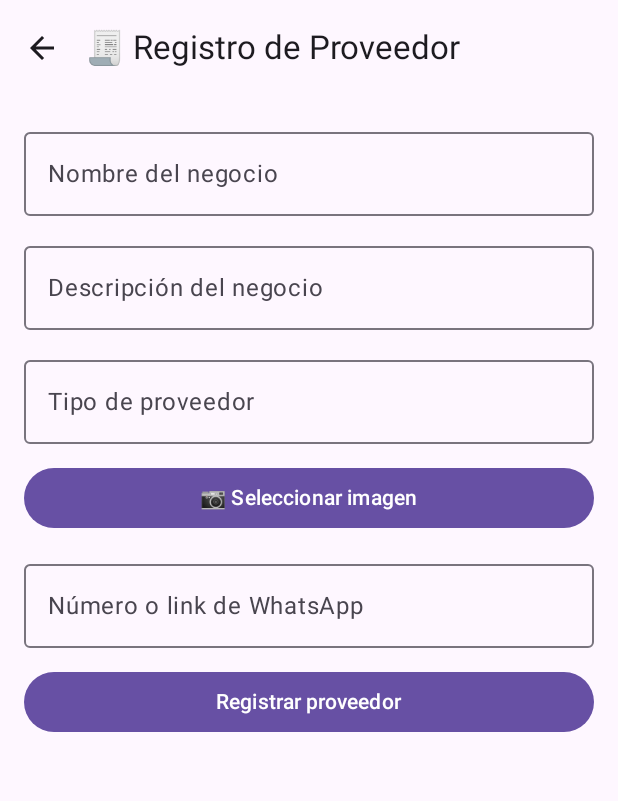
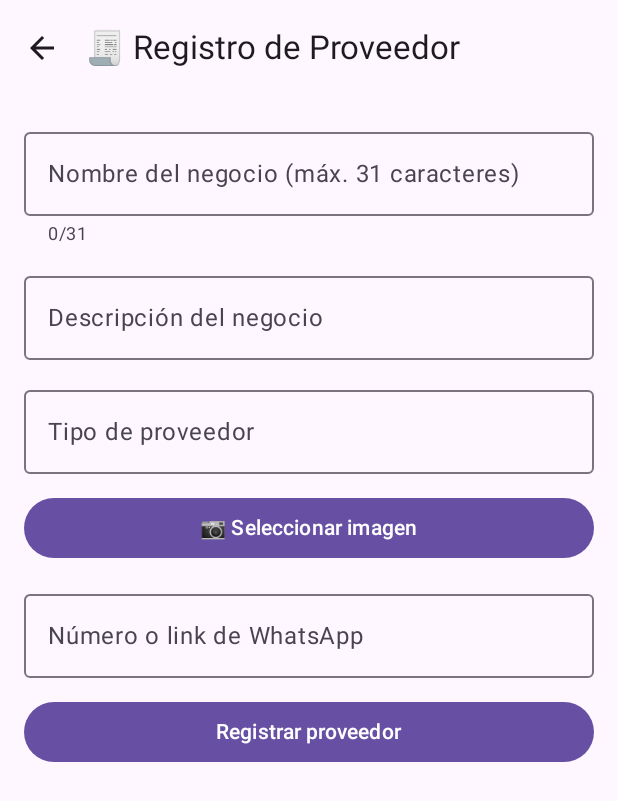
Before and after one commit to r78jhj78/CamCook_v1, an Android app built with Jetpack Compose: the FormularioProveedorScreen screen opened through its navigation route, on a phone screen of 412 x 824 dp. Shown: the top 801 px of the screen. Run offline under Robolectric (Android 15) with nearby library versions, the light colour scheme and no system bars; our stand-ins replace Firebase (no records; nobody signed in at launch, a user with empty details on screens opened directly); libraries missing offline, so code that uses them is left out: androidx.camera.core, androidx.camera.lifecycle, androidx.camera.view; pictures from the network do not load.

Commit message:
Correcciones 3 - Validaciones Básicas
Correcciones validaciones en los formularios de proveedores.
Para que no sobrepasen el limite de caratceres, elimine al espacios principio y final, dobles espacios, no numeros negativos.
Impidiendo al usuario que pueda digitar más letras

```diff
--- a/app/src/main/java/com/example/pruebafastapiconbuscadorylikes/ui/screens/FormularioProveedorScreen.kt
+++ b/app/src/main/java/com/example/pruebafastapiconbuscadorylikes/ui/screens/FormularioProveedorScreen.kt
@@ -111,9 +111,20 @@ fun FormularioProveedorScreen(
             if (!formularioProveedorLleno) {
                 OutlinedTextField(
                     value = nombre,
-                    onValueChange = { nombre = it },
-                    label = { Text("Nombre del negocio") },
-                    modifier = Modifier.fillMaxWidth()
+                    onValueChange = { input ->
+                        val cleaned = input
+                            .replace(Regex("\\s{2,}"), " ")
+                            .trimStart()
+                            .take(31)
+
+                        nombre = cleaned
+                    },
+                    label = { Text("Nombre del negocio (máx. 31 caracteres)") },
+                    modifier = Modifier.fillMaxWidth(),
+                    singleLine = true,
+                    supportingText = {
+                        Text("${nombre.length}/31")
+                    }
                 )
 
                 OutlinedTextField(
```
Also changed, not shown: app/src/main/java/com/example/pruebafastapiconbuscadorylikes/ui/screens/FormularioProductosIngredientesScreen.kt (+15 -6 lines), app/src/main/java/com/example/pruebafastapiconbuscadorylikes/ui/screens/FormularioProductosRecetaScreen.kt (+9 -3 lines).
